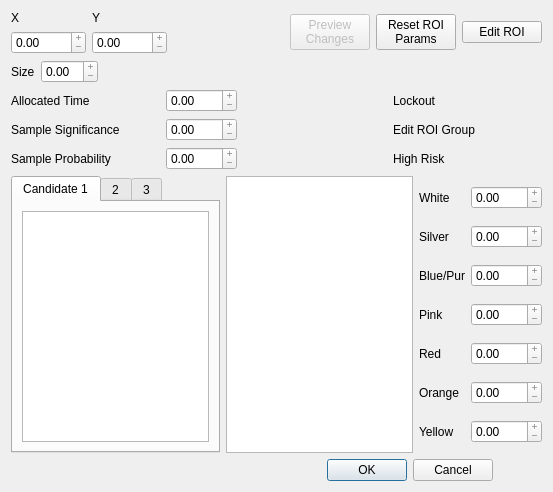
Old version of the form cataglyphis_gui/qt_project_src/cataglyphis_gui/roi_dialog_form.ui in the repository wvu-irl/cataglyphis3-software.
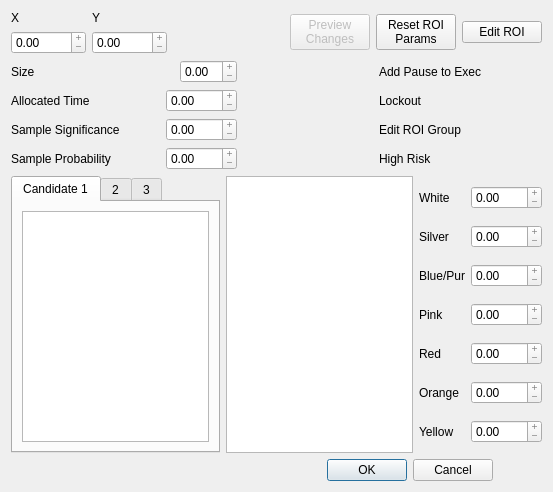
New version of the form. Custom widgets are drawn as their Qt base class.

Commit message: moved mission planning enums to new file. ROI editing is final in GUI. ;

The edit to the form file:
```diff
--- a/cataglyphis_gui/qt_project_src/cataglyphis_gui/roi_dialog_form.ui
+++ b/cataglyphis_gui/qt_project_src/cataglyphis_gui/roi_dialog_form.ui
@@ -13,10 +13,6 @@
   <property name="windowTitle">
    <string>Dialog</string>
   </property>
-  <layout class="QVBoxLayout" name="verticalLayout_9">
-   <item>
-    <layout class="QVBoxLayout" name="verticalLayout_8">
-     <item>
       <layout class="QVBoxLayout" name="verticalLayout_7">
        <item>
         <layout class="QHBoxLayout" name="horizontalLayout_2">
@@ -142,34 +138,18 @@
         </layout>
        </item>
        <item>
+    <layout class="QHBoxLayout" name="horizontalLayout_20">
+     <item>
+      <layout class="QVBoxLayout" name="verticalLayout">
+       <item>
         <layout class="QHBoxLayout" name="horizontalLayout_18">
          <item>
-          <layout class="QFormLayout" name="formLayout_2">
-           <property name="sizeConstraint">
-            <enum>QLayout::SetFixedSize</enum>
-           </property>
-           <item row="0" column="0">
             <widget class="QLabel" name="label_2">
              <property name="text">
               <string>Size</string>
              </property>
             </widget>
            </item>
-           <item row="0" column="1">
-            <widget class="QDoubleSpinBox" name="roi_radius">
-             <property name="readOnly">
-              <bool>true</bool>
-             </property>
-             <property name="buttonSymbols">
-              <enum>QAbstractSpinBox::PlusMinus</enum>
-             </property>
-             <property name="accelerated">
-              <bool>true</bool>
-             </property>
-            </widget>
-           </item>
-          </layout>
-         </item>
          <item>
           <spacer name="horizontalSpacer_9">
            <property name="orientation">
@@ -183,12 +163,21 @@
            </property>
           </spacer>
          </item>
+         <item>
+          <widget class="QDoubleSpinBox" name="roi_radius">
+           <property name="readOnly">
+            <bool>true</bool>
+           </property>
+           <property name="buttonSymbols">
+            <enum>QAbstractSpinBox::PlusMinus</enum>
+           </property>
+           <property name="accelerated">
+            <bool>true</bool>
+           </property>
+          </widget>
+         </item>
         </layout>
        </item>
-       <item>
-        <layout class="QHBoxLayout" name="horizontalLayout_9">
-         <item>
-          <layout class="QVBoxLayout" name="verticalLayout">
            <item>
             <layout class="QHBoxLayout" name="horizontalLayout_8">
              <item>
@@ -312,13 +301,10 @@
           </layout>
          </item>
          <item>
-          <spacer name="horizontalSpacer_8">
+      <spacer name="horizontalSpacer_11">
            <property name="orientation">
             <enum>Qt::Horizontal</enum>
            </property>
-           <property name="sizeType">
-            <enum>QSizePolicy::Expanding</enum>
-           </property>
            <property name="sizeHint" stdset="0">
             <size>
              <width>40</width>
@@ -329,6 +315,40 @@
          </item>
          <item>
           <layout class="QVBoxLayout" name="verticalLayout_2">
+       <item>
+        <layout class="QHBoxLayout" name="horizontalLayout_9">
+         <item>
+          <widget class="QLabel" name="label_18">
+           <property name="text">
+            <string>Add Pause to Exec</string>
+           </property>
+          </widget>
+         </item>
+         <item>
+          <spacer name="horizontalSpacer_8">
+           <property name="orientation">
+            <enum>Qt::Horizontal</enum>
+           </property>
+           <property name="sizeHint" stdset="0">
+            <size>
+             <width>40</width>
+             <height>20</height>
+            </size>
+           </property>
+          </spacer>
+         </item>
+         <item>
+          <widget class="QLedIndicator" name="add_pause_action_indicator" native="true">
+           <property name="minimumSize">
+            <size>
+             <width>14</width>
+             <height>15</height>
+            </size>
+           </property>
+          </widget>
+         </item>
+        </layout>
+       </item>
            <item>
             <layout class="QHBoxLayout" name="horizontalLayout_3">
              <item>
@@ -435,8 +455,6 @@
          </item>
         </layout>
        </item>
-      </layout>
-     </item>
      <item>
       <layout class="QHBoxLayout" name="horizontalLayout_17">
        <item>
@@ -711,8 +729,6 @@
           <bool>true</bool>
          </property>
         </widget>
-       </item>
-      </layout>
      </item>
     </layout>
    </item>
```
Lines whose indentation alone changed are shown as unchanged. The commit also changes 25 other files.
